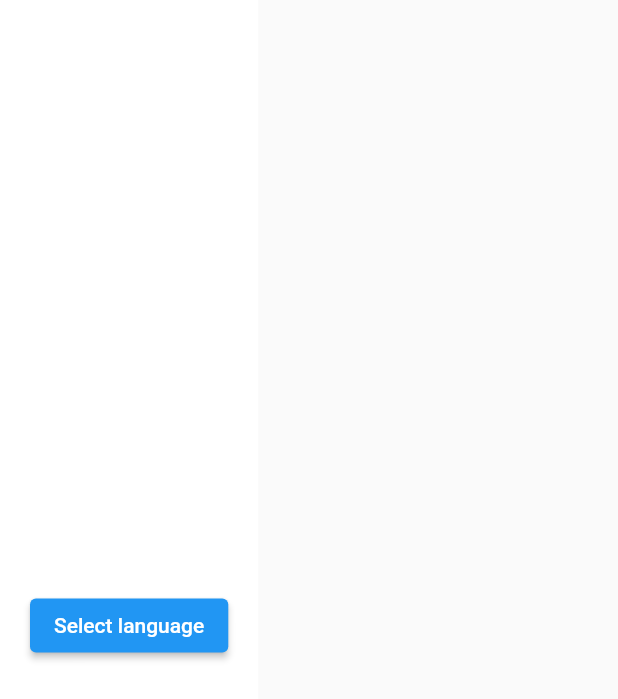
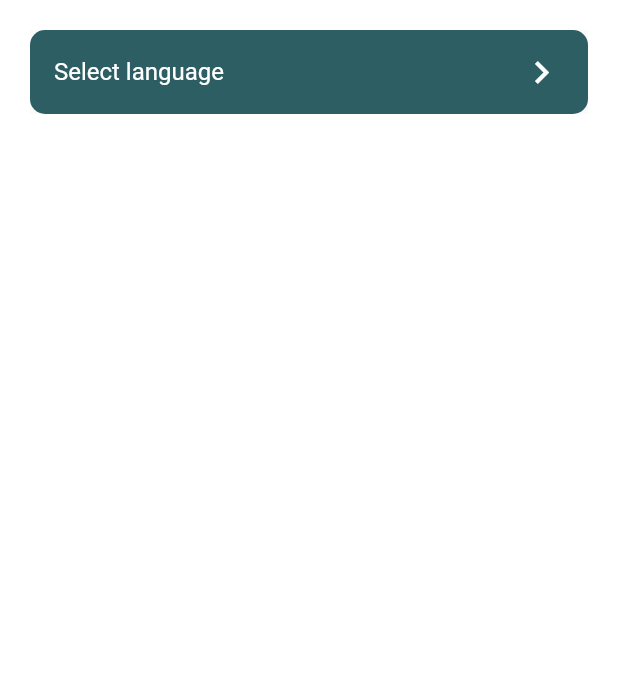
Before and after one commit to sankar-turing/turing_zp_demo, a Flutter app: the ProfileTab widget shown alone on an empty page, opened directly, on a phone screen of 412 x 824 dp. Shown: the top 699 px of the screen. Run offline on Flutter 3.47's test engine with Material 2 defaults, Android fonts, the phone set to English and light mode, and no system bars; our stand-ins replace equatable, firebase_core, firebase_messaging, flutter_bloc, flutter_local_notifications, get and 3 more; missing offline and left inert: gql; accounts and stored records are empty; generated files the repository leaves out were written again; network calls fail; statements that could not run were skipped.

```diff
--- a/lib/models/language_model.dart
+++ b/lib/models/language_model.dart
@@ -7,16 +7,14 @@ class LanguageModel {
   final String ownName;
   final String name;
   final String languageCode;
-  final bool isSelected;
 
   LanguageModel(
     this.id,
     this.flag,
     this.ownName,
     this.name,
-    this.languageCode, {
-    this.isSelected = false,
-  });
+    this.languageCode,
+  );
 
   static List<LanguageModel> languageList() {
     return <LanguageModel>[
--- a/lib/screens/home/tabs/profile_tab.dart
+++ b/lib/screens/home/tabs/profile_tab.dart
@@ -14,12 +14,11 @@ class ProfileTab extends StatelessWidget {
       color: Colors.white,
       child: Padding(
         padding: const EdgeInsets.all(20.0),
-        child: Column(
-          mainAxisAlignment: MainAxisAlignment.center,
+        child: ListView(
           children: [
-            const SizedBox(height: 10.0),
-            ElevatedButton(
-              onPressed: () {
+            Material(
+              child: ListTile(
+                onTap: () {
                   Navigator.push(
                     Get.context!,
                     MaterialPageRoute(
@@ -27,8 +26,19 @@ class ProfileTab extends StatelessWidget {
                     ),
                   );
                 },
-              child: Text(
+                shape: RoundedRectangleBorder(
+                  borderRadius: BorderRadius.circular(10.0),
+                ),
+                tileColor: Theme.of(context).primaryColor,
+                iconColor: Colors.white,
+                textColor: Colors.white,
+                title: Text(
                   context.loc.settingsLanguagePageAppBarTitle,
+                ),
+                trailing: const Icon(
+                  Icons.chevron_right,
+                  size: 30.0,
+                ),
               ),
             ),
           ],
```
Lines whose indentation alone changed are shown as unchanged.
